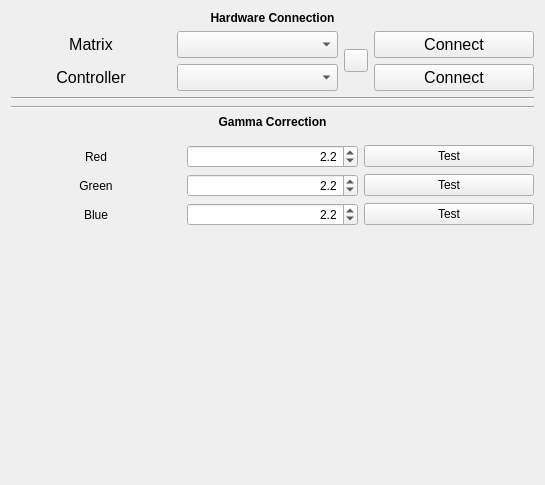
Old version of the form src/qt/design-files/settings.ui in the repository CountRucula/matrix-app.
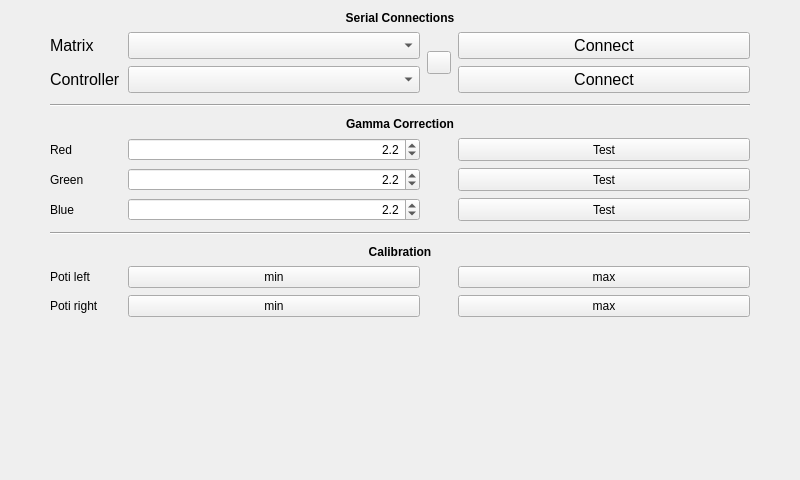
New version of the form. Icons and pictures are not drawn.

```diff
--- a/src/qt/design-files/settings.ui
+++ b/src/qt/design-files/settings.ui
@@ -6,41 +6,78 @@
    <rect>
     <x>0</x>
     <y>0</y>
-    <width>545</width>
-    <height>485</height>
+    <width>800</width>
+    <height>480</height>
    </rect>
   </property>
   <property name="windowTitle">
    <string>Form</string>
   </property>
   <layout class="QVBoxLayout" name="verticalLayout">
+   <property name="leftMargin">
+    <number>50</number>
+   </property>
+   <property name="rightMargin">
+    <number>50</number>
+   </property>
    <item>
-    <widget class="QLabel" name="lbl_matrix_conn">
-     <property name="minimumSize">
-      <size>
-       <width>0</width>
-       <height>0</height>
-      </size>
+    <layout class="QGridLayout" name="gridLayout_2" columnstretch="0,0,0,0,0,0">
+     <property name="rightMargin">
+      <number>0</number>
      </property>
-     <property name="font">
-      <font>
-       <family>Segoe UI</family>
-       <pointsize>9</pointsize>
-       <bold>true</bold>
-      </font>
+     <property name="spacing">
+      <number>7</number>
      </property>
-     <property name="text">
-      <string>Hardware Connection</string>
-     </property>
-     <property name="alignment">
-      <set>Qt::AlignmentFlag::AlignCenter</set>
-     </property>
-    </widget>
-   </item>
-   <item>
-    <layout class="QGridLayout" name="gridLayout_2">
-     <item row="0" column="1">
+     <item row="2" column="4">
+      <widget class="QPushButton" name="btn_controller_connect">
+       <property name="sizePolicy">
+        <sizepolicy hsizetype="Minimum" vsizetype="Fixed">
+         <horstretch>0</horstretch>
+         <verstretch>0</verstretch>
+        </sizepolicy>
+       </property>
+       <property name="minimumSize">
+        <size>
+         <width>200</width>
+         <height>0</height>
+        </size>
+       </property>
+       <property name="maximumSize">
+        <size>
+         <width>400</width>
+         <height>50</height>
+        </size>
+       </property>
+       <property name="font">
+        <font>
+         <pointsize>12</pointsize>
+        </font>
+       </property>
+       <property name="text">
+        <string>Connect</string>
+       </property>
+      </widget>
+     </item>
+     <item row="1" column="2">
       <widget class="QComboBox" name="cb_matrix_ports">
+       <property name="sizePolicy">
+        <sizepolicy hsizetype="Minimum" vsizetype="Fixed">
+         <horstretch>0</horstretch>
+         <verstretch>0</verstretch>
+        </sizepolicy>
+       </property>
+       <property name="minimumSize">
+        <size>
+         <width>200</width>
+         <height>0</height>
+        </size>
+       </property>
+       <property name="maximumSize">
+        <size>
+         <width>400</width>
+         <height>50</height>
+        </size>
+       </property>
        <property name="font">
         <font>
          <pointsize>12</pointsize>
@@ -51,23 +88,64 @@
        </property>
       </widget>
      </item>
-     <item row="0" column="0">
-      <widget class="QLabel" name="lbl_matrix_port">
+     <item row="10" column="1" colspan="4">
+      <widget class="QLabel" name="lbl_calibration">
        <property name="font">
         <font>
-         <pointsize>12</pointsize>
+         <bold>true</bold>
         </font>
        </property>
        <property name="text">
-        <string>Matrix</string>
+        <string>Calibration</string>
        </property>
        <property name="alignment">
         <set>Qt::AlignmentFlag::AlignCenter</set>
        </property>
       </widget>
      </item>
-     <item row="0" column="3">
+     <item row="0" column="1" colspan="4">
+      <widget class="QLabel" name="lbl_matrix_conn">
+       <property name="minimumSize">
+        <size>
+         <width>0</width>
+         <height>0</height>
+        </size>
+       </property>
+       <property name="font">
+        <font>
+         <family>Segoe UI</family>
+         <pointsize>9</pointsize>
+         <bold>true</bold>
+        </font>
+       </property>
+       <property name="text">
+        <string>Serial Connections</string>
+       </property>
+       <property name="alignment">
+        <set>Qt::AlignmentFlag::AlignCenter</set>
+       </property>
+      </widget>
+     </item>
+     <item row="1" column="4">
       <widget class="QPushButton" name="btn_matrix_connect">
+       <property name="sizePolicy">
+        <sizepolicy hsizetype="Minimum" vsizetype="Fixed">
+         <horstretch>0</horstretch>
+         <verstretch>0</verstretch>
+        </sizepolicy>
+       </property>
+       <property name="minimumSize">
+        <size>
+         <width>200</width>
+         <height>0</height>
+        </size>
+       </property>
+       <property name="maximumSize">
+        <size>
+         <width>400</width>
+         <height>50</height>
+        </size>
+       </property>
        <property name="font">
         <font>
          <pointsize>12</pointsize>
@@ -78,8 +156,52 @@
        </property>
       </widget>
      </item>
-     <item row="1" column="0">
+     <item row="12" column="2">
+      <widget class="QPushButton" name="btn_cal_poti_right_min">
+       <property name="minimumSize">
+        <size>
+         <width>200</width>
+         <height>0</height>
+        </size>
+       </property>
+       <property name="maximumSize">
+        <size>
+         <width>400</width>
+         <height>50</height>
+        </size>
+       </property>
+       <property name="text">
+        <string>min</string>
+       </property>
+      </widget>
+     </item>
+     <item row="7" column="4">
+      <widget class="QPushButton" name="btn_test_gamma_green">
+       <property name="minimumSize">
+        <size>
+         <width>200</width>
+         <height>0</height>
+        </size>
+       </property>
+       <property name="maximumSize">
+        <size>
+         <width>400</width>
+         <height>50</height>
+        </size>
+       </property>
+       <property name="text">
+        <string>Test</string>
+       </property>
+      </widget>
+     </item>
+     <item row="2" column="1">
       <widget class="QLabel" name="lbl_controller_port">
+       <property name="sizePolicy">
+        <sizepolicy hsizetype="Maximum" vsizetype="Preferred">
+         <horstretch>0</horstretch>
+         <verstretch>0</verstretch>
+        </sizepolicy>
+       </property>
        <property name="font">
         <font>
          <pointsize>12</pointsize>
@@ -89,12 +211,131 @@
         <string>Controller</string>
        </property>
        <property name="alignment">
-        <set>Qt::AlignmentFlag::AlignCenter</set>
+        <set>Qt::AlignmentFlag::AlignLeading|Qt::AlignmentFlag::AlignLeft|Qt::AlignmentFlag::AlignVCenter</set>
        </property>
       </widget>
      </item>
-     <item row="1" column="1">
+     <item row="8" column="2">
+      <widget class="QDoubleSpinBox" name="sb_gamma_blue">
+       <property name="minimumSize">
+        <size>
+         <width>200</width>
+         <height>0</height>
+        </size>
+       </property>
+       <property name="maximumSize">
+        <size>
+         <width>400</width>
+         <height>50</height>
+        </size>
+       </property>
+       <property name="frame">
+        <bool>true</bool>
+       </property>
+       <property name="alignment">
+        <set>Qt::AlignmentFlag::AlignRight|Qt::AlignmentFlag::AlignTrailing|Qt::AlignmentFlag::AlignVCenter</set>
+       </property>
+       <property name="decimals">
+        <number>1</number>
+       </property>
+       <property name="minimum">
+        <double>1.000000000000000</double>
+       </property>
+       <property name="maximum">
+        <double>3.000000000000000</double>
+       </property>
+       <property name="singleStep">
+        <double>0.100000000000000</double>
+       </property>
+       <property name="value">
+        <double>2.200000000000000</double>
+       </property>
+      </widget>
+     </item>
+     <item row="8" column="1">
+      <widget class="QLabel" name="label_4">
+       <property name="text">
+        <string>Blue</string>
+       </property>
+       <property name="alignment">
+        <set>Qt::AlignmentFlag::AlignLeading|Qt::AlignmentFlag::AlignLeft|Qt::AlignmentFlag::AlignVCenter</set>
+       </property>
+      </widget>
+     </item>
+     <item row="3" column="1" colspan="4">
+      <widget class="Line" name="line_2">
+       <property name="sizePolicy">
+        <sizepolicy hsizetype="Minimum" vsizetype="Fixed">
+         <horstretch>0</horstretch>
+         <verstretch>0</verstretch>
+        </sizepolicy>
+       </property>
+       <property name="minimumSize">
+        <size>
+         <width>0</width>
+         <height>10</height>
+        </size>
+       </property>
+       <property name="baseSize">
+        <size>
+         <width>0</width>
+         <height>10</height>
+        </size>
+       </property>
+       <property name="orientation">
+        <enum>Qt::Orientation::Horizontal</enum>
+       </property>
+      </widget>
+     </item>
+     <item row="6" column="1">
+      <widget class="QLabel" name="label_2">
+       <property name="text">
+        <string>Red</string>
+       </property>
+       <property name="alignment">
+        <set>Qt::AlignmentFlag::AlignLeading|Qt::AlignmentFlag::AlignLeft|Qt::AlignmentFlag::AlignVCenter</set>
+       </property>
+      </widget>
+     </item>
+     <item row="8" column="4">
+      <widget class="QPushButton" name="btn_test_gamma_blue">
+       <property name="minimumSize">
+        <size>
+         <width>200</width>
+         <height>0</height>
+        </size>
+       </property>
+       <property name="maximumSize">
+        <size>
+         <width>400</width>
+         <height>50</height>
+        </size>
+       </property>
+       <property name="text">
+        <string>Test</string>
+       </property>
+      </widget>
+     </item>
+     <item row="2" column="2">
       <widget class="QComboBox" name="cb_controller_ports">
+       <property name="sizePolicy">
+        <sizepolicy hsizetype="Minimum" vsizetype="Fixed">
+         <horstretch>0</horstretch>
+         <verstretch>0</verstretch>
+        </sizepolicy>
+       </property>
+       <property name="minimumSize">
+        <size>
+         <width>200</width>
+         <height>0</height>
+        </size>
+       </property>
+       <property name="maximumSize">
+        <size>
+         <width>400</width>
+         <height>50</height>
+        </size>
+       </property>
        <property name="font">
         <font>
          <pointsize>12</pointsize>
@@ -105,19 +346,107 @@
        </property>
       </widget>
      </item>
-     <item row="1" column="3">
-      <widget class="QPushButton" name="btn_controller_connect">
+     <item row="7" column="1">
+      <widget class="QLabel" name="label_3">
+       <property name="text">
+        <string>Green</string>
+       </property>
+       <property name="alignment">
+        <set>Qt::AlignmentFlag::AlignLeading|Qt::AlignmentFlag::AlignLeft|Qt::AlignmentFlag::AlignVCenter</set>
+       </property>
+      </widget>
+     </item>
+     <item row="11" column="4">
+      <widget class="QPushButton" name="btn_cal_poti_left_max">
+       <property name="minimumSize">
+        <size>
+         <width>200</width>
+         <height>0</height>
+        </size>
+       </property>
+       <property name="maximumSize">
+        <size>
+         <width>400</width>
+         <height>50</height>
+        </size>
+       </property>
+       <property name="text">
+        <string>max</string>
+       </property>
+      </widget>
+     </item>
+     <item row="5" column="1" colspan="4">
+      <widget class="QLabel" name="lbl_gamma_corr">
        <property name="font">
         <font>
-         <pointsize>12</pointsize>
+         <bold>true</bold>
         </font>
        </property>
        <property name="text">
-        <string>Connect</string>
+        <string>Gamma Correction</string>
        </property>
+       <property name="alignment">
+        <set>Qt::AlignmentFlag::AlignCenter</set>
+       </property>
       </widget>
      </item>
-     <item row="0" column="2" rowspan="2">
+     <item row="7" column="2">
+      <widget class="QDoubleSpinBox" name="sb_gamma_green">
+       <property name="minimumSize">
+        <size>
+         <width>200</width>
+         <height>0</height>
+        </size>
+       </property>
+       <property name="maximumSize">
+        <size>
+         <width>400</width>
+         <height>50</height>
+        </size>
+       </property>
+       <property name="frame">
+        <bool>true</bool>
+       </property>
+       <property name="alignment">
+        <set>Qt::AlignmentFlag::AlignRight|Qt::AlignmentFlag::AlignTrailing|Qt::AlignmentFlag::AlignVCenter</set>
+       </property>
+       <property name="decimals">
+        <number>1</number>
+       </property>
+       <property name="minimum">
+        <double>1.000000000000000</double>
+       </property>
+       <property name="maximum">
+        <double>3.000000000000000</double>
+       </property>
+       <property name="singleStep">
+        <double>0.100000000000000</double>
+       </property>
+       <property name="value">
+        <double>2.200000000000000</double>
+       </property>
+      </widget>
+     </item>
+     <item row="12" column="4">
+      <widget class="QPushButton" name="btn_cal_poti_right_max">
+       <property name="minimumSize">
+        <size>
+         <width>200</width>
+         <height>0</height>
+        </size>
+       </property>
+       <property name="maximumSize">
+        <size>
+         <width>400</width>
+         <height>50</height>
+        </size>
+       </property>
+       <property name="text">
+        <string>max</string>
+       </property>
+      </widget>
+     </item>
+     <item row="1" column="3" rowspan="2" alignment="">
       <widget class="QToolButton" name="btn_refresh_ports">
        <property name="text">
         <string/>
@@ -127,108 +456,105 @@
        </property>
       </widget>
      </item>
-    </layout>
-   </item>
-   <item>
-    <widget class="Line" name="line">
-     <property name="orientation">
-      <enum>Qt::Orientation::Horizontal</enum>
-     </property>
-    </widget>
-   </item>
-   <item>
-    <widget class="Line" name="line_2">
-     <property name="orientation">
-      <enum>Qt::Orientation::Horizontal</enum>
-     </property>
-    </widget>
-   </item>
-   <item>
-    <widget class="QLabel" name="lbl_gamma_corr">
-     <property name="font">
-      <font>
-       <bold>true</bold>
-      </font>
-     </property>
-     <property name="text">
-      <string>Gamma Correction</string>
-     </property>
-     <property name="alignment">
-      <set>Qt::AlignmentFlag::AlignCenter</set>
-     </property>
-    </widget>
-   </item>
-   <item>
-    <layout class="QGridLayout" name="gridLayout">
-     <property name="topMargin">
-      <number>10</number>
-     </property>
-     <item row="2" column="1">
-      <widget class="QDoubleSpinBox" name="sb_gamma_green">
+     <item row="11" column="2">
+      <widget class="QPushButton" name="btn_cal_poti_left_min">
        <property name="minimumSize">
         <size>
-         <width>100</width>
+         <width>200</width>
          <height>0</height>
         </size>
        </property>
-       <property name="frame">
-        <bool>true</bool>
-       </property>
-       <property name="alignment">
-        <set>Qt::AlignmentFlag::AlignRight|Qt::AlignmentFlag::AlignTrailing|Qt::AlignmentFlag::AlignVCenter</set>
-       </property>
-       <property name="decimals">
-        <number>1</number>
-       </property>
-       <property name="minimum">
-        <double>1.000000000000000</double>
-       </property>
-       <property name="maximum">
-        <double>3.000000000000000</double>
-       </property>
-       <property name="singleStep">
-        <double>0.100000000000000</double>
-       </property>
-       <property name="value">
-        <double>2.200000000000000</double>
-       </property>
-      </widget>
-     </item>
-     <item row="3" column="2">
-      <widget class="QPushButton" name="btn_test_gamma_blue">
-       <property name="text">
-        <string>Test</string>
-       </property>
-      </widget>
-     </item>
-     <item row="2" column="2">
-      <widget class="QPushButton" name="btn_test_gamma_green">
-       <property name="minimumSize">
+       <property name="maximumSize">
         <size>
-         <width>150</width>
-         <height>0</height>
+         <width>400</width>
+         <height>50</height>
         </size>
        </property>
        <property name="text">
-        <string>Test</string>
+        <string>min</string>
        </property>
       </widget>
      </item>
-     <item row="0" column="2">
+     <item row="6" column="4">
       <widget class="QPushButton" name="btn_test_gamma_red">
+       <property name="sizePolicy">
+        <sizepolicy hsizetype="Minimum" vsizetype="Fixed">
+         <horstretch>0</horstretch>
+         <verstretch>0</verstretch>
+        </sizepolicy>
+       </property>
+       <property name="minimumSize">
+        <size>
+         <width>200</width>
+         <height>0</height>
+        </size>
+       </property>
+       <property name="maximumSize">
+        <size>
+         <width>400</width>
+         <height>50</height>
+        </size>
+       </property>
        <property name="text">
         <string>Test</string>
        </property>
       </widget>
      </item>
-     <item row="0" column="1">
+     <item row="11" column="1">
+      <widget class="QLabel" name="label_5">
+       <property name="text">
+        <string>Poti left</string>
+       </property>
+       <property name="alignment">
+        <set>Qt::AlignmentFlag::AlignLeading|Qt::AlignmentFlag::AlignLeft|Qt::AlignmentFlag::AlignVCenter</set>
+       </property>
+      </widget>
+     </item>
+     <item row="12" column="1">
+      <widget class="QLabel" name="label_6">
+       <property name="text">
+        <string>Poti right</string>
+       </property>
+       <property name="alignment">
+        <set>Qt::AlignmentFlag::AlignLeading|Qt::AlignmentFlag::AlignLeft|Qt::AlignmentFlag::AlignVCenter</set>
+       </property>
+      </widget>
+     </item>
+     <item row="1" column="1">
+      <widget class="QLabel" name="lbl_matrix_port">
+       <property name="sizePolicy">
+        <sizepolicy hsizetype="Maximum" vsizetype="Preferred">
+         <horstretch>0</horstretch>
+         <verstretch>0</verstretch>
+        </sizepolicy>
+       </property>
+       <property name="font">
+        <font>
+         <pointsize>12</pointsize>
+        </font>
+       </property>
+       <property name="text">
+        <string>Matrix</string>
+       </property>
+       <property name="alignment">
+        <set>Qt::AlignmentFlag::AlignLeading|Qt::AlignmentFlag::AlignLeft|Qt::AlignmentFlag::AlignVCenter</set>
+       </property>
+      </widget>
+     </item>
+     <item row="6" column="2">
       <widget class="QDoubleSpinBox" name="sb_gamma_red">
        <property name="minimumSize">
         <size>
-         <width>100</width>
+         <width>200</width>
          <height>0</height>
         </size>
        </property>
+       <property name="maximumSize">
+        <size>
+         <width>400</width>
+         <height>50</height>
+        </size>
+       </property>
        <property name="frame">
         <bool>true</bool>
        </property>
@@ -252,64 +578,28 @@
        </property>
       </widget>
      </item>
-     <item row="2" column="0">
-      <widget class="QLabel" name="label_3">
-       <property name="text">
-        <string>Green</string>
+     <item row="9" column="1" colspan="4">
+      <widget class="Line" name="line_3">
+       <property name="sizePolicy">
+        <sizepolicy hsizetype="Minimum" vsizetype="Fixed">
+         <horstretch>0</horstretch>
+         <verstretch>0</verstretch>
+        </sizepolicy>
        </property>
-       <property name="alignment">
-        <set>Qt::AlignmentFlag::AlignCenter</set>
-       </property>
-      </widget>
-     </item>
-     <item row="3" column="1">
-      <widget class="QDoubleSpinBox" name="sb_gamma_blue">
        <property name="minimumSize">
         <size>
-         <width>100</width>
-         <height>0</height>
+         <width>0</width>
+         <height>10</height>
         </size>
        </property>
-       <property name="frame">
-        <bool>true</bool>
+       <property name="baseSize">
+        <size>
+         <width>0</width>
+         <height>10</height>
+        </size>
        </property>
-       <property name="alignment">
-        <set>Qt::AlignmentFlag::AlignRight|Qt::AlignmentFlag::AlignTrailing|Qt::AlignmentFlag::AlignVCenter</set>
-       </property>
-       <property name="decimals">
-        <number>1</number>
-       </property>
-       <property name="minimum">
-        <double>1.000000000000000</double>
-       </property>
-       <property name="maximum">
-        <double>3.000000000000000</double>
-       </property>
-       <property name="singleStep">
-        <double>0.100000000000000</double>
-       </property>
-       <property name="value">
-        <double>2.200000000000000</double>
-       </property>
-      </widget>
-     </item>
-     <item row="3" column="0">
-      <widget class="QLabel" name="label_4">
-       <property name="text">
-        <string>Blue</string>
-       </property>
-       <property name="alignment">
-        <set>Qt::AlignmentFlag::AlignCenter</set>
-       </property>
-      </widget>
-     </item>
-     <item row="0" column="0">
-      <widget class="QLabel" name="label_2">
-       <property name="text">
-        <string>Red</string>
-       </property>
-       <property name="alignment">
-        <set>Qt::AlignmentFlag::AlignCenter</set>
+       <property name="orientation">
+        <enum>Qt::Orientation::Horizontal</enum>
        </property>
       </widget>
      </item>
```
Left out of the diff: 6 changed lines with no effect on the pictures.
